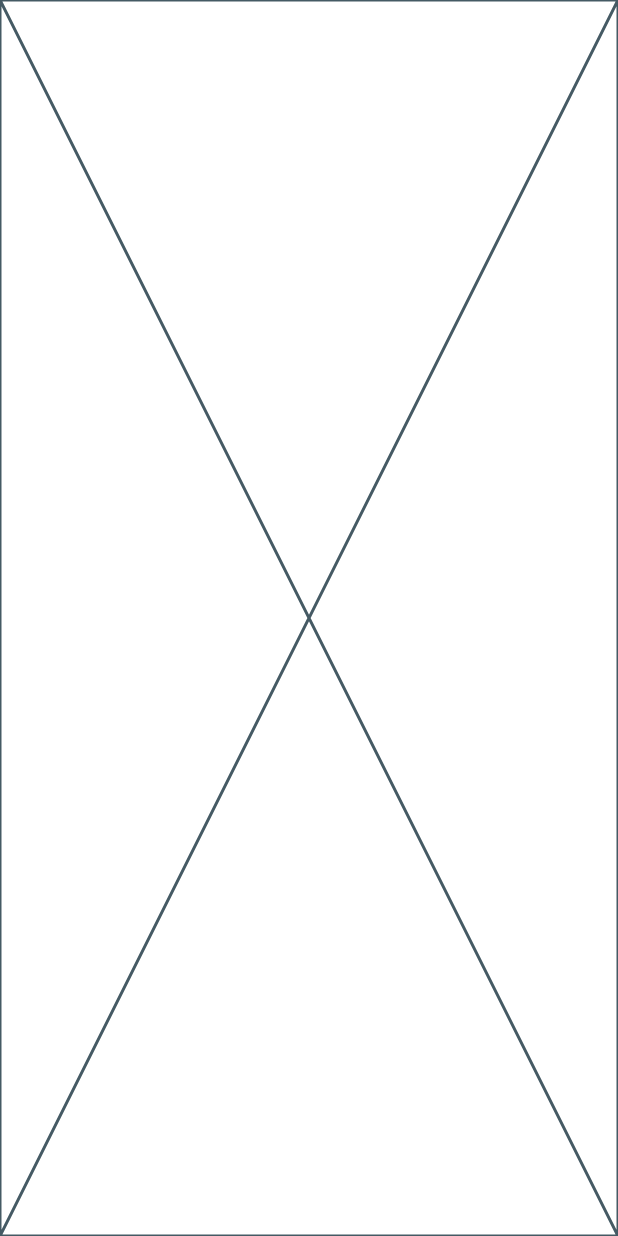
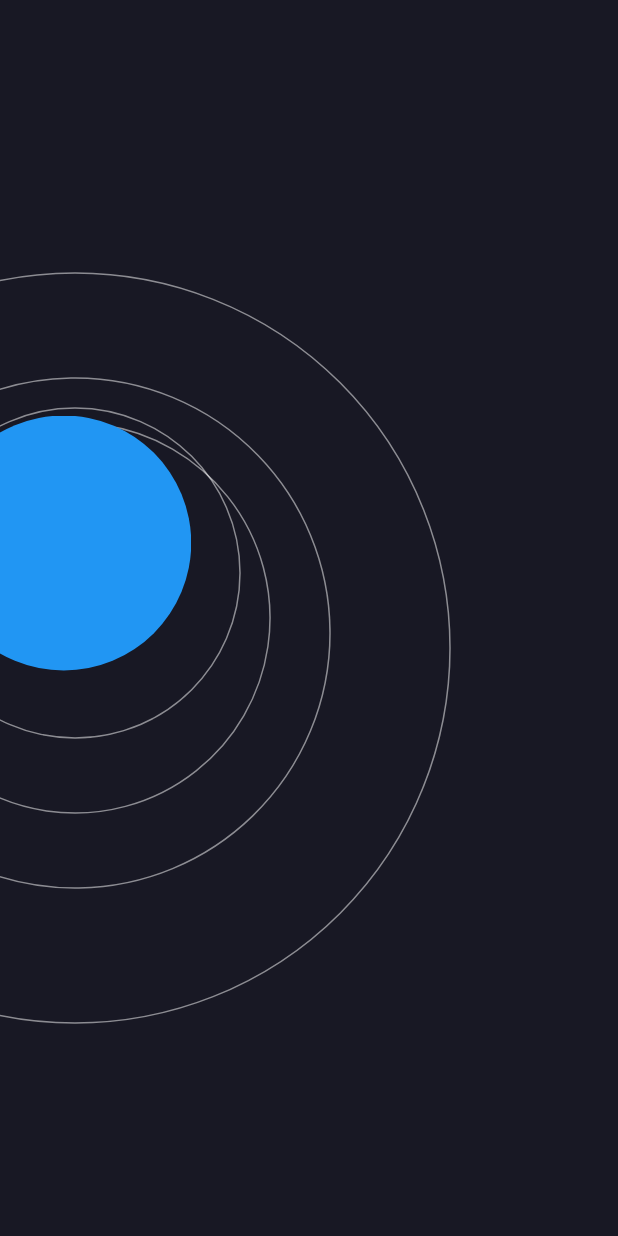
Before and after one commit to Shikharsingh783/sitegalleria-assignment, a Flutter app: the screen it shows after launch, on a phone screen of 412 x 824 dp. Run offline on Flutter 3.47's test engine with Material 3 defaults, Android fonts, the phone set to English and light mode, and no system bars.

Commit message:
test screen

```diff
--- /dev/null
+++ b/lib/const.dart
@@ -0,0 +1,3 @@
+import 'package:flutter/material.dart';
+
+final surfaceColor = Color.fromRGBO(24, 24, 36, 1);
--- a/lib/main.dart
+++ b/lib/main.dart
@@ -1,5 +1,5 @@
 import 'package:flutter/material.dart';
-import 'package:sitegalleria/screens/splash_screen.dart';
+import 'package:sitegalleria/screens/test_screen.dart';
 
 void main() {
   runApp(const MyApp());
@@ -10,9 +10,9 @@ class MyApp extends StatelessWidget {
 
   @override
   Widget build(BuildContext context) {
-    return const MaterialApp(
+    return MaterialApp(
       debugShowCheckedModeBanner: false,
-      home: SplashScreen(),
+      home: SolarSystemWithPartialRings(),
     );
   }
 }
--- a/lib/screens/splash_screen.dart
+++ b/lib/screens/splash_screen.dart
@@ -1,4 +1,5 @@
 import 'package:flutter/material.dart';
+import 'package:sitegalleria/const.dart';
 
 class SplashScreen extends StatefulWidget {
   const SplashScreen({super.key});
@@ -10,6 +11,8 @@ class SplashScreen extends StatefulWidget {
 class _SplashScreenState extends State<SplashScreen> {
   @override
   Widget build(BuildContext context) {
-    return const Placeholder();
+    return Scaffold(
+      backgroundColor: surfaceColor,
+    );
   }
 }
--- /dev/null
+++ b/lib/screens/test_screen.dart
@@ -0,0 +1,211 @@
+import 'package:flutter/material.dart';
+import 'dart:math';
+
+import 'package:sitegalleria/const.dart';
+
+class SolarSystemWithPartialRings extends StatefulWidget {
+  @override
+  _SolarSystemWithPartialRingsState createState() =>
+      _SolarSystemWithPartialRingsState();
+}
+
+class _SolarSystemWithPartialRingsState
+    extends State<SolarSystemWithPartialRings> with TickerProviderStateMixin {
+  late AnimationController _sunController;
+  late AnimationController _ringsController;
+  late Animation<double> _sunAnimation;
+  late Animation<double> _ringAnimation;
+
+  @override
+  void initState() {
+    super.initState();
+
+    // Sun sliding in from the left
+    _sunController = AnimationController(
+      duration: const Duration(seconds: 2),
+      vsync: this,
+    );
+
+    // Rings expanding outward and then stopping
+    _ringsController = AnimationController(
+      duration: const Duration(seconds: 3),
+      vsync: this,
+    );
+
+    // Tween for sun movement (partially visible sun sliding in)
+    _sunAnimation = Tween<double>(begin: -0.5, end: 0.0).animate(
+      CurvedAnimation(
+        parent: _sunController,
+        curve: Curves.easeInOut,
+      ),
+    );
+
+    // Tween for ring expansion (grows from 0 to full size)
+    _ringAnimation = Tween<double>(begin: 0.0, end: 1.0).animate(
+      CurvedAnimation(
+        parent: _ringsController,
+        curve: Curves.easeOut,
+      ),
+    );
+
+    // Start the sun animation and then trigger the rings
+    _sunController.forward().then((_) => _ringsController.forward());
+  }
+
+  @override
+  void dispose() {
+    _sunController.dispose();
+    _ringsController.dispose();
+    super.dispose();
+  }
+
+  @override
+  Widget build(BuildContext context) {
+    return Scaffold(
+      backgroundColor: surfaceColor,
+      body: Stack(
+        children: [
+          // Ring Animation - Custom painter for the rings
+          AnimatedBuilder(
+            animation: _ringAnimation,
+            builder: (context, child) {
+              return CustomPaint(
+                size: Size(MediaQuery.of(context).size.width,
+                    MediaQuery.of(context).size.height),
+                painter: PartialRingsPainter(
+                  animationValue: _ringAnimation.value,
+                  sunAnimationValue: _sunAnimation.value,
+                ),
+              );
+            },
+          ),
+          // Sun Animation with 25% hidden on the left
+          AnimatedBuilder(
+            animation: _sunAnimation,
+            builder: (context, child) {
+              return Positioned(
+                left: MediaQuery.of(context).size.width * _sunAnimation.value,
+                top: MediaQuery.of(context).size.height / 2 - 135,
+                child: ClipRect(
+                  child: Align(
+                    alignment: Alignment.centerRight,
+                    widthFactor: 0.75, // Show only 75% of the width
+                    child: Container(
+                      width: 170,
+                      height: 170,
+                      decoration: BoxDecoration(
+                        shape: BoxShape.circle,
+                        color: Colors.blue,
+                      ),
+                    ),
+                  ),
+                ),
+              );
+            },
+          ),
+        ],
+      ),
+    );
+  }
+}
+
+// Custom Painter for drawing partial rings originating from the center of the sun
+class PartialRingsPainter extends CustomPainter {
+  final double animationValue; // Value for ring animation
+  final double sunAnimationValue; // Value for sun position
+  final double sunRadius = 50; // Radius of the sun
+
+  PartialRingsPainter({
+    required this.animationValue,
+    required this.sunAnimationValue,
+  });
+
+  // Define the properties of each ring
+  final List<RingProperties> rings = [
+    RingProperties(
+      size: 60,
+      angle: -pi / 4,
+      color: Colors.white.withOpacity(0.5),
+      strokeWidth: 1,
+      lengthFactor: 3.75, // 75% of the ring is visible
+      verticalOffset: -30, // Example offset
+    ),
+    RingProperties(
+      size: 80,
+      angle: -pi / 3,
+      color: Colors.white.withOpacity(0.5),
+      strokeWidth: 1,
+      lengthFactor: 4.0, // Full length of the ring is visible
+      verticalOffset: 0, // Example offset
+    ),
+    RingProperties(
+      size: 200,
+      angle: -pi / 2,
+      color: Colors.white.withOpacity(0.5),
+      strokeWidth: 1,
+      lengthFactor: 3.5, // 50% of the ring is visible
+      verticalOffset: 20, // Example offset
+    ),
+    RingProperties(
+      size: 120,
+      angle: -pi / 8,
+      color: Colors.white.withOpacity(0.5),
+      strokeWidth: 1,
+      lengthFactor: 3.0, // Full length of the ring is visible
+      verticalOffset: 10, // Example offset
+    ),
+  ];
+
+  @override
+  void paint(Canvas canvas, Size size) {
+    // Calculate the sun's position based on the animation value
+    double sunLeftPosition = size.width * sunAnimationValue;
+    Offset sunCenter = Offset(sunLeftPosition + sunRadius, size.height / 2);
+
+    // Draw each ring with custom properties
+    for (RingProperties ring in rings) {
+      double ringRadius =
+          (sunRadius + ring.size) * animationValue; // Expanding radius
+      double sweepAngle = pi * 0.75 * ring.lengthFactor; // Adjustable length
+      Rect arcRect = Rect.fromCircle(
+        center: Offset(sunCenter.dx,
+            sunCenter.dy + ring.verticalOffset), // Apply vertical offset
+        radius: ringRadius,
+      );
+
+      // Create a paint object for each ring
+      Paint ringPaint = Paint()
+        ..color = ring.color
+        ..style = PaintingStyle.stroke
+        ..strokeWidth = ring.strokeWidth;
+
+      // Draw the arc for the ring
+      canvas.drawArc(arcRect, ring.angle, sweepAngle, false, ringPaint);
+    }
+  }
+
+  @override
+  bool shouldRepaint(PartialRingsPainter oldDelegate) {
+    return oldDelegate.animationValue != animationValue ||
+        oldDelegate.sunAnimationValue != sunAnimationValue;
+  }
+}
+
+// Class for defining ring properties
+class RingProperties {
+  final double size; // Radius of the ring
+  final double angle; // Starting angle of the ring
+  final Color color; // Color of the ring
+  final double strokeWidth; // Width of the ring stroke
+  final double lengthFactor; // Fraction of the ring length to display
+  final double verticalOffset; // Vertical offset for positioning the ring
+
+  RingProperties({
+    required this.size,
+    required this.angle,
+    required this.color,
+    required this.strokeWidth,
+    required this.lengthFactor,
+    required this.verticalOffset, // New parameter for vertical positioning
+  });
+}
```
